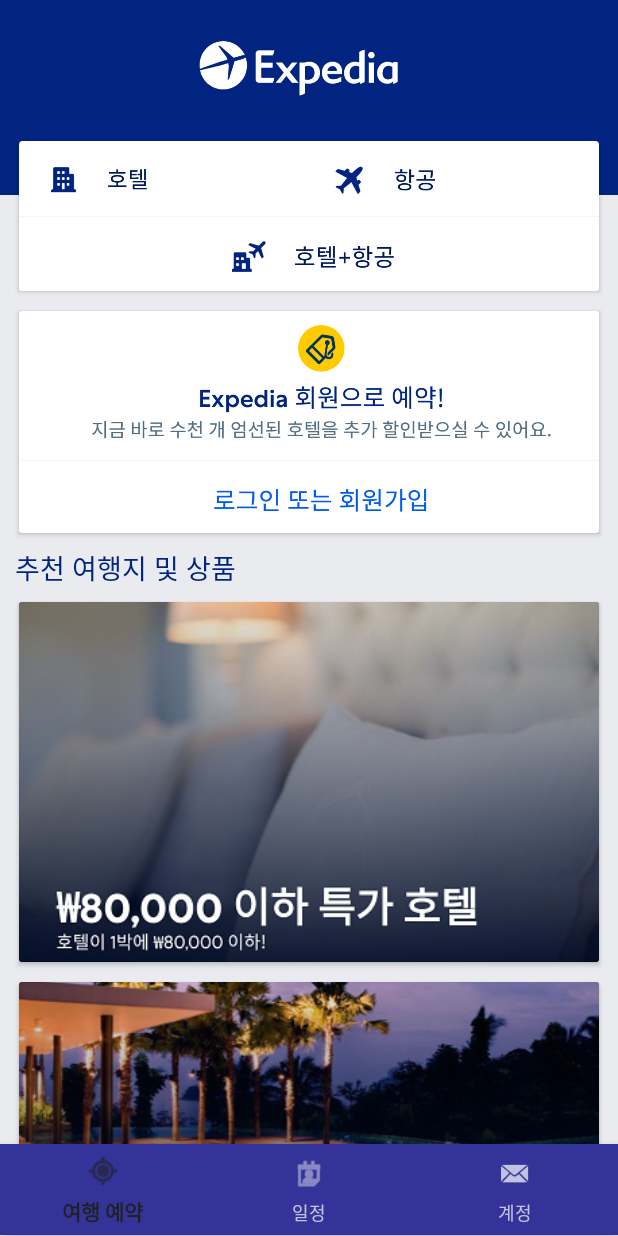
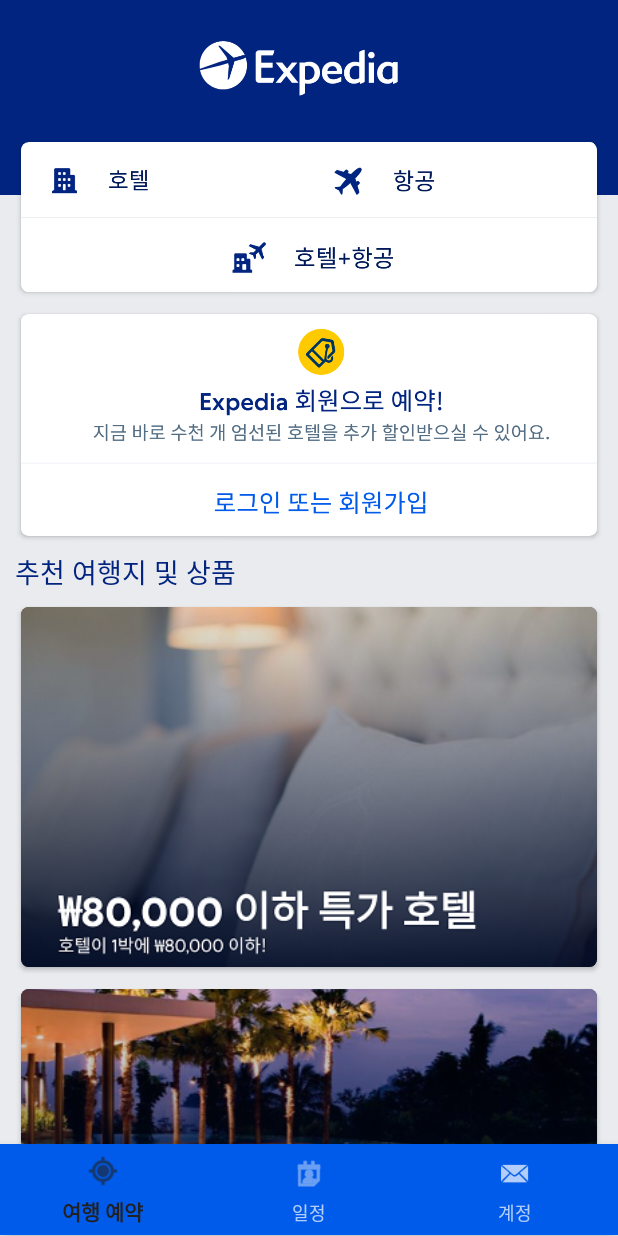
Before and after one commit to jung2929/expedia_mock_android_jenna, an Android app: the screen it shows after launch (MainActivity), on a phone screen of 412 x 824 dp. Run offline under Robolectric (Android 15) with nearby library versions, the phone set to English and light mode, and no system bars.

Commit message:
modify MainActivity
카드뷰 코너, bottomnavigationview 색상 수정

```diff
--- a/Expedia/app/src/main/res/layout/activity_main.xml
+++ b/Expedia/app/src/main/res/layout/activity_main.xml
@@ -22,7 +22,7 @@
         android:layout_marginStart="0dp"
         android:layout_marginEnd="0dp"
         android:layout_weight="0.8"
-        android:background="#333399"
+        android:background="@color/expedia_light_blue"
         app:menu="@menu/navigation">
 
     </android.support.design.widget.BottomNavigationView>
--- a/Expedia/app/src/main/res/layout/fragment_main_reservation.xml
+++ b/Expedia/app/src/main/res/layout/fragment_main_reservation.xml
@@ -36,6 +36,7 @@
                 android:layout_width="match_parent"
                 android:layout_height="wrap_content"
                 android:layout_marginBottom="5dp"
+                app:cardCornerRadius="5dp"
                 app:cardBackgroundColor="#FFFFFF"
                 app:cardUseCompatPadding="true">
 
@@ -81,6 +82,7 @@
                 android:layout_height="wrap_content"
                 android:layout_marginBottom="5dp"
                 app:cardBackgroundColor="#FFFFFF"
+                app:cardCornerRadius="5dp"
                 app:cardUseCompatPadding="true">
 
                 <ImageView
@@ -110,6 +112,7 @@
                 android:layout_width="match_parent"
                 android:layout_height="150dp"
                 android:layout_marginBottom="8dp"
+                app:cardCornerRadius="5dp"
                 app:cardUseCompatPadding="true">
 
                 <ImageView
--- a/Expedia/app/src/main/res/layout/item_category.xml
+++ b/Expedia/app/src/main/res/layout/item_category.xml
@@ -2,6 +2,7 @@
 <android.support.v7.widget.CardView xmlns:android="http://schemas.android.com/apk/res/android"
     xmlns:app="http://schemas.android.com/apk/res-auto"
     xmlns:tools="http://schemas.android.com/tools"
+    app:cardCornerRadius="5dp"
     android:layout_width="match_parent"
     android:layout_height="wrap_content"
     android:layout_marginBottom="5dp"
--- a/Expedia/app/src/main/res/values/colors.xml
+++ b/Expedia/app/src/main/res/values/colors.xml
@@ -5,4 +5,5 @@
     <color name="colorAccent">#D81B60</color>
     <color name="expedia_blue">#002480</color>
     <color name="expedia_background">#EAEBEF</color>
+    <color name="expedia_light_blue">#005AEA</color>
 </resources>
```
